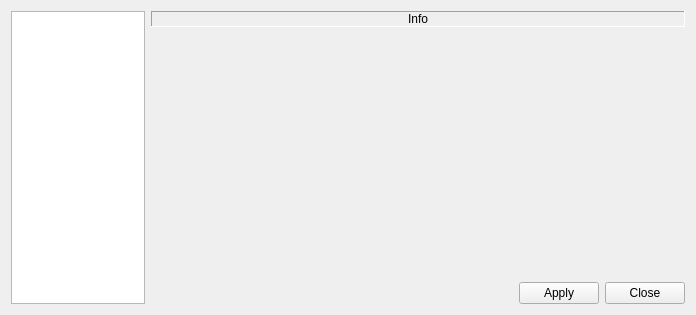
The window that liteidex/src/liteapp/optionswidget.ui (visualfc/liteide) describes before a commit, drawn with Qt 5.
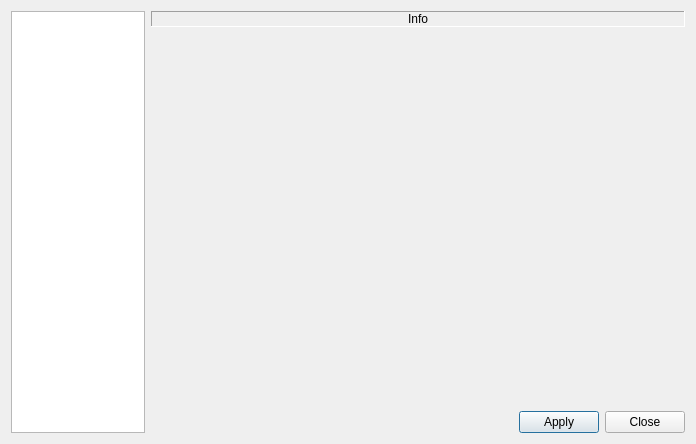
The same window after the commit.

```diff
--- a/liteidex/src/liteapp/optionswidget.ui
+++ b/liteidex/src/liteapp/optionswidget.ui
@@ -1,13 +1,13 @@
 <?xml version="1.0" encoding="UTF-8"?>
 <ui version="4.0">
  <class>OptionsWidget</class>
- <widget class="QWidget" name="OptionsWidget">
+ <widget class="QDialog" name="OptionsWidget">
   <property name="geometry">
    <rect>
     <x>0</x>
     <y>0</y>
     <width>696</width>
-    <height>315</height>
+    <height>444</height>
    </rect>
   </property>
   <property name="windowTitle">
```
